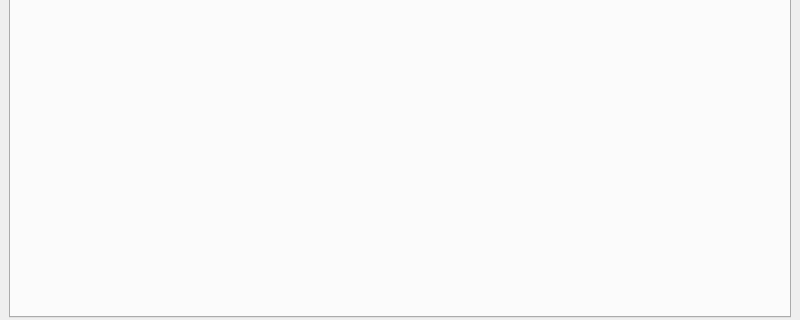
Before: the Qt Designer form UI/mainWindow.ui in raulett/RousettusTool, drawn with Qt 5; both pictures show x 0 to 800 and y 368 to 688 of the 800 by 688 pixel window.
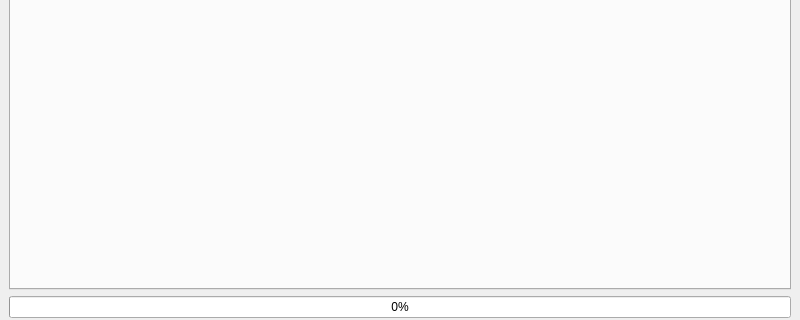
After: the same form once the commit is applied.

Diff of the .ui file:
```diff
--- a/UI/mainWindow.ui
+++ b/UI/mainWindow.ui
@@ -149,6 +149,13 @@
       </property>
      </widget>
     </item>
+    <item>
+     <widget class="QProgressBar" name="progressBar">
+      <property name="value">
+       <number>0</number>
+      </property>
+     </widget>
+    </item>
    </layout>
   </widget>
   <widget class="QMenuBar" name="menubar">
```
